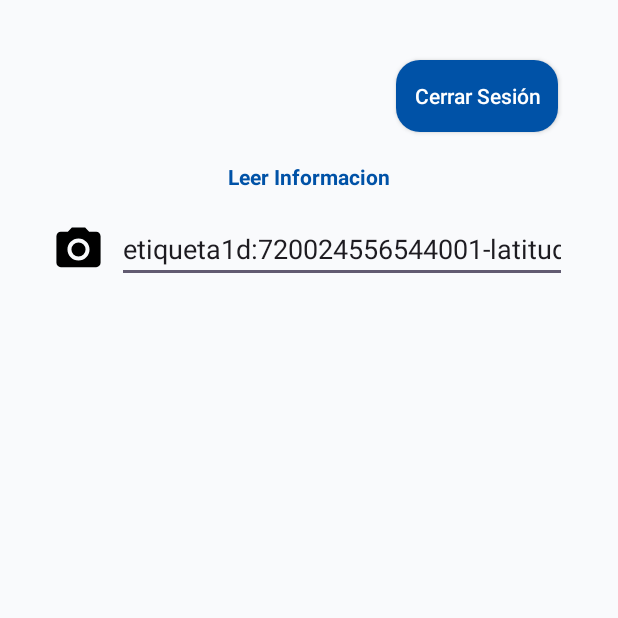
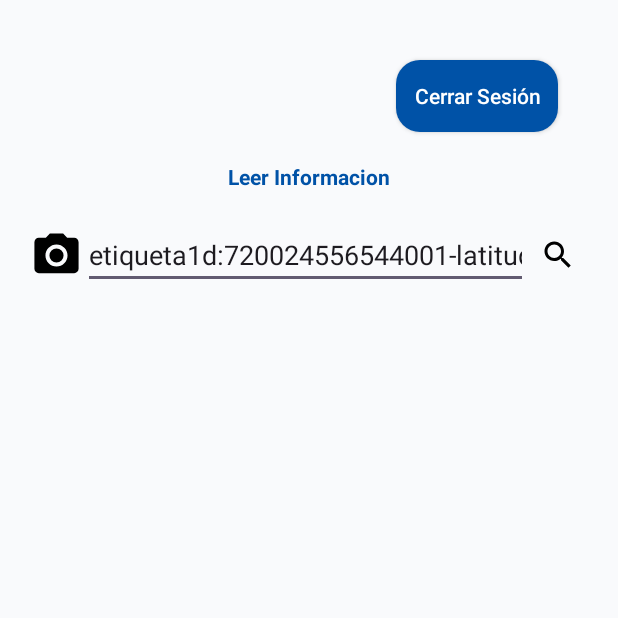
Before and after one commit to cristianpaez123/coordinadoraapp, an Android app: the screen it shows after launch once a user with an empty profile is signed in (MainActivity), on a phone screen of 412 x 824 dp, the top half of it. Run offline under Robolectric (Android 15) with nearby library versions, the phone set to English and light mode, and no system bars; our stand-ins replace Dagger/Hilt's generated code, Firebase (no records; nobody signed in at launch, a user with empty details on screens opened directly), RxJava, Volley; libraries missing offline, so code that uses them is left out: androidx.camera.core, androidx.camera.lifecycle, androidx.camera.view, com.google.mlkit.vision; plain views replace PreviewView; 3 statements that could not run were skipped.

Commit message:
se crea la imagen buscar

```diff
--- a/app/src/main/java/com/example/coordinadoraapp/ui/mainActivity/MainActivity.java
+++ b/app/src/main/java/com/example/coordinadoraapp/ui/mainActivity/MainActivity.java
@@ -67,7 +67,7 @@ public class MainActivity extends AppCompatActivity implements LocationAdapter.O
         viewModel = new ViewModelProvider(this, viewModelFactory).get(MainActivityViewModel.class);
         permissionManager = new CameraPermissionManager(this, REQUEST_CODE_CAMERA);
         setupViewBinding();
-        ViewCompat.setOnApplyWindowInsetsListener(binding.nuevomain, (v, insets) -> {
+        ViewCompat.setOnApplyWindowInsetsListener(binding.activityLayout, (v, insets) -> {
             Insets systemBars = insets.getInsets(WindowInsetsCompat.Type.systemBars());
             v.setPadding(systemBars.left, systemBars.top, systemBars.right, systemBars.bottom);
             return insets;
@@ -99,6 +99,8 @@ public class MainActivity extends AppCompatActivity implements LocationAdapter.O
             }
             return false;
         });
+
+        binding.btnConfirm.setOnClickListener(v -> viewModel.submitEncodedText( binding.editText.getText().toString()));
 
         binding.recyclerView.setLayoutManager(new LinearLayoutManager(this));
         binding.recyclerView.setAdapter(adapter);
@@ -138,9 +140,9 @@ public class MainActivity extends AppCompatActivity implements LocationAdapter.O
 
         viewModel.stopCamera.observe(this, stop -> {
             if (stop != null && stop) {
-                viewModel.stopCamera(); // ← detiene CameraX desde el UseCase
+                viewModel.stopCamera();
                 binding.previewView.setVisibility(View.GONE);
-                viewModel.resetStopCameraFlag(); // ← limpia el LiveData
+                viewModel.resetStopCameraFlag();
             }
         });
 
--- /dev/null
+++ b/app/src/main/res/drawable/ic_search.xml
@@ -0,0 +1,5 @@
+<vector xmlns:android="http://schemas.android.com/apk/res/android" android:height="24dp" android:tint="#000000" android:viewportHeight="24" android:viewportWidth="24" android:width="24dp">
+
+    <path android:fillColor="@android:color/white" android:pathData="M15.5,14h-0.79l-0.28,-0.27C15.41,12.59 16,11.11 16,9.5 16,5.91 13.09,3 9.5,3S3,5.91 3,9.5 5.91,16 9.5,16c1.61,0 3.09,-0.59 4.23,-1.57l0.27,0.28v0.79l5,4.99L20.49,19l-4.99,-5zM9.5,14C7.01,14 5,11.99 5,9.5S7.01,5 9.5,5 14,7.01 14,9.5 11.99,14 9.5,14z"/>
+
+</vector>
--- a/app/src/main/res/layout/activity_main.xml
+++ b/app/src/main/res/layout/activity_main.xml
@@ -1,11 +1,10 @@
 <?xml version="1.0" encoding="utf-8"?>
-<FrameLayout
-    xmlns:android="http://schemas.android.com/apk/res/android"
+<FrameLayout xmlns:android="http://schemas.android.com/apk/res/android"
     xmlns:app="http://schemas.android.com/apk/res-auto"
     xmlns:tools="http://schemas.android.com/tools"
     android:id="@+id/fragment_container"
-    android:layout_height="match_parent"
-    android:layout_width="match_parent">
+    android:layout_width="match_parent"
+    android:layout_height="match_parent">
 
     <androidx.core.widget.NestedScrollView
         android:layout_width="match_parent"
@@ -13,7 +12,7 @@
         android:fillViewport="true">
 
         <androidx.constraintlayout.widget.ConstraintLayout
-            android:id="@+id/nuevomain"
+            android:id="@+id/activityLayout"
             android:layout_width="match_parent"
             android:layout_height="wrap_content"
             android:padding="20dp">
@@ -71,31 +70,49 @@
                 app:layout_constraintStart_toStartOf="parent"
                 app:layout_constraintTop_toBottomOf="@+id/previewView" />
 
+            <androidx.constraintlayout.widget.ConstraintLayout
+                android:id="@+id/constraintLayout"
+                android:layout_width="match_parent"
+                android:layout_height="wrap_content"
+                android:layout_marginTop="20dp"
+                app:layout_constraintTop_toBottomOf="@+id/textView"
+                tools:layout_editor_absoluteX="20dp">
+
                 <ImageView
                     android:id="@+id/cameraIcon"
                     android:layout_width="35dp"
                     android:layout_height="35dp"
-                android:layout_marginTop="16dp"
-                android:layout_marginEnd="8dp"
+                    android:contentDescription="Abrir cámara"
                     android:src="@drawable/ic_camera"
-                app:layout_constraintBottom_toBottomOf="@+id/editText"
-                app:layout_constraintEnd_toStartOf="@id/editText"
-                app:layout_constraintHorizontal_chainStyle="packed"
+                    app:layout_constraintBottom_toBottomOf="parent"
                     app:layout_constraintStart_toStartOf="parent"
-                app:layout_constraintTop_toBottomOf="@id/textView" />
+                    app:layout_constraintTop_toTopOf="parent" />
 
                 <EditText
                     android:id="@+id/editText"
-                android:layout_width="300dp"
+                    android:layout_width="0dp"
                     android:layout_height="wrap_content"
-                android:layout_marginTop="16dp"
                     android:hint="Escribe aquí"
                     android:imeOptions="actionDone"
                     android:inputType="text"
                     android:text="etiqueta1d:720024556544001-latitud:6.74444-longitud:-75.45454-observacion:prueba"
+                    app:layout_constraintBottom_toBottomOf="@id/cameraIcon"
+                    app:layout_constraintEnd_toStartOf="@id/btnConfirm"
+                    app:layout_constraintHorizontal_bias="0.5"
+                    app:layout_constraintStart_toEndOf="@id/cameraIcon"
+                    app:layout_constraintTop_toTopOf="@id/cameraIcon" />
+
+                <ImageButton
+                    android:id="@+id/btnConfirm"
+                    android:layout_width="40dp"
+                    android:layout_height="40dp"
+                    android:background="?attr/selectableItemBackgroundBorderless"
+                    android:contentDescription="Confirmar"
+                    android:src="@drawable/ic_search"
+                    app:layout_constraintBottom_toBottomOf="@id/editText"
                     app:layout_constraintEnd_toEndOf="parent"
-                app:layout_constraintStart_toEndOf="@id/cameraIcon"
-                app:layout_constraintTop_toBottomOf="@id/textView" />
+                    app:layout_constraintTop_toTopOf="@id/editText" />
+            </androidx.constraintlayout.widget.ConstraintLayout>
 
             <androidx.recyclerview.widget.RecyclerView
                 android:id="@+id/recyclerView"
@@ -105,7 +122,7 @@
                 app:layout_constraintBottom_toBottomOf="parent"
                 app:layout_constraintEnd_toEndOf="parent"
                 app:layout_constraintStart_toStartOf="parent"
-                app:layout_constraintTop_toBottomOf="@+id/editText" />
+                app:layout_constraintTop_toBottomOf="@+id/constraintLayout" />
 
         </androidx.constraintlayout.widget.ConstraintLayout>
     </androidx.core.widget.NestedScrollView>
```
Lines whose indentation alone changed are shown as unchanged.
